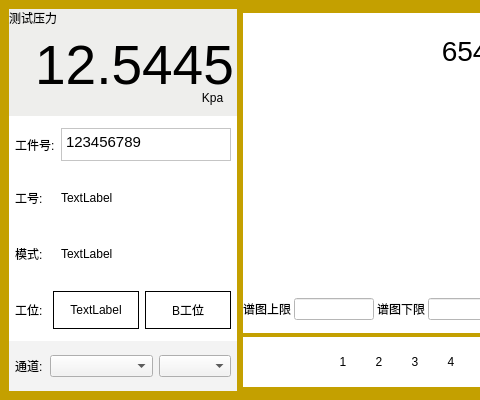
Above: formmain.ui from LEmbedder/widget-mcu before the change; both pictures show x 0 to 480 and y 0 to 400 of the 800 by 400 pixel window. Below: the same form after it.
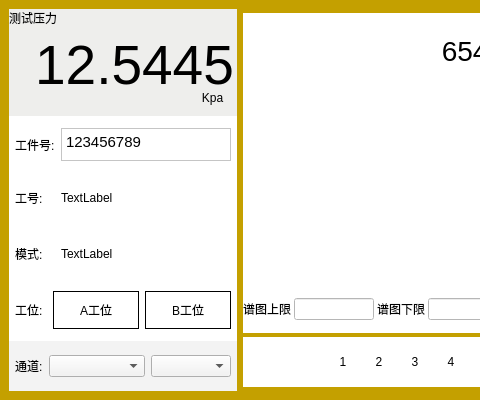
That is the form after the change.

What changed in the file:
```diff
--- a/formmain.ui
+++ b/formmain.ui
@@ -382,7 +382,7 @@
                   <enum>QFrame::Box</enum>
                  </property>
                  <property name="text">
-                  <string>TextLabel</string>
+                  <string>A工位</string>
                  </property>
                  <property name="alignment">
                   <set>Qt::AlignCenter</set>
@@ -706,6 +706,15 @@
                  <property name="enabled">
                   <bool>true</bool>
                  </property>
+                 <property name="minimumSize">
+                  <size>
+                   <width>80</width>
+                   <height>0</height>
+                  </size>
+                 </property>
+                 <property name="maxVisibleItems">
+                  <number>100</number>
+                 </property>
                 </widget>
                </item>
               </layout>
```
